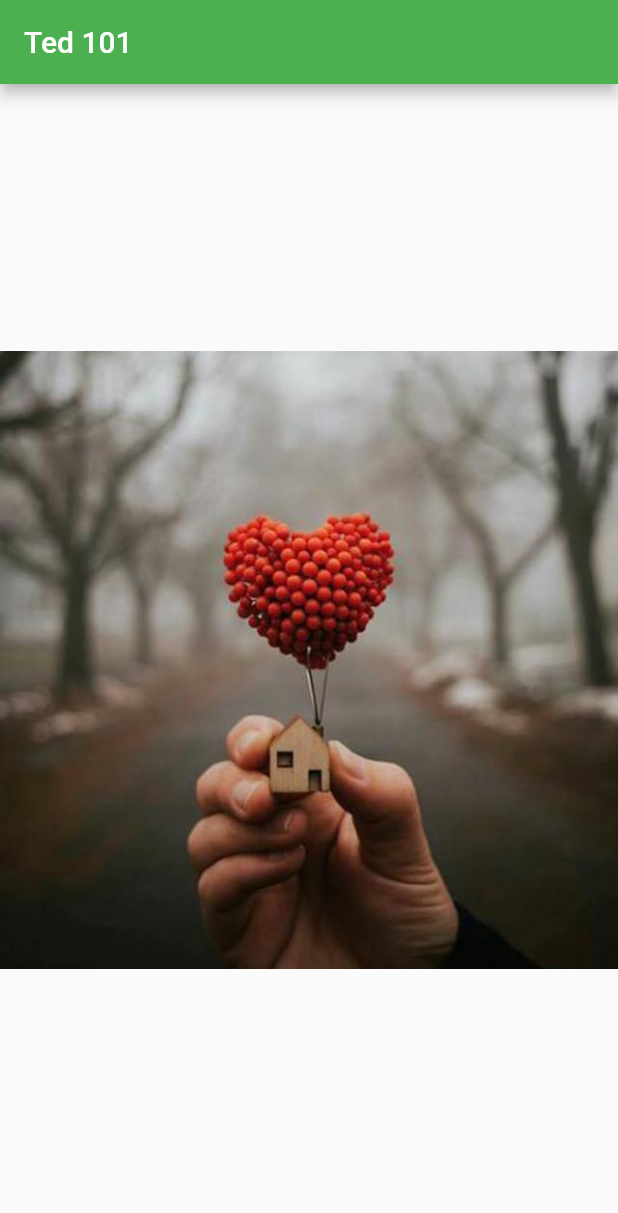
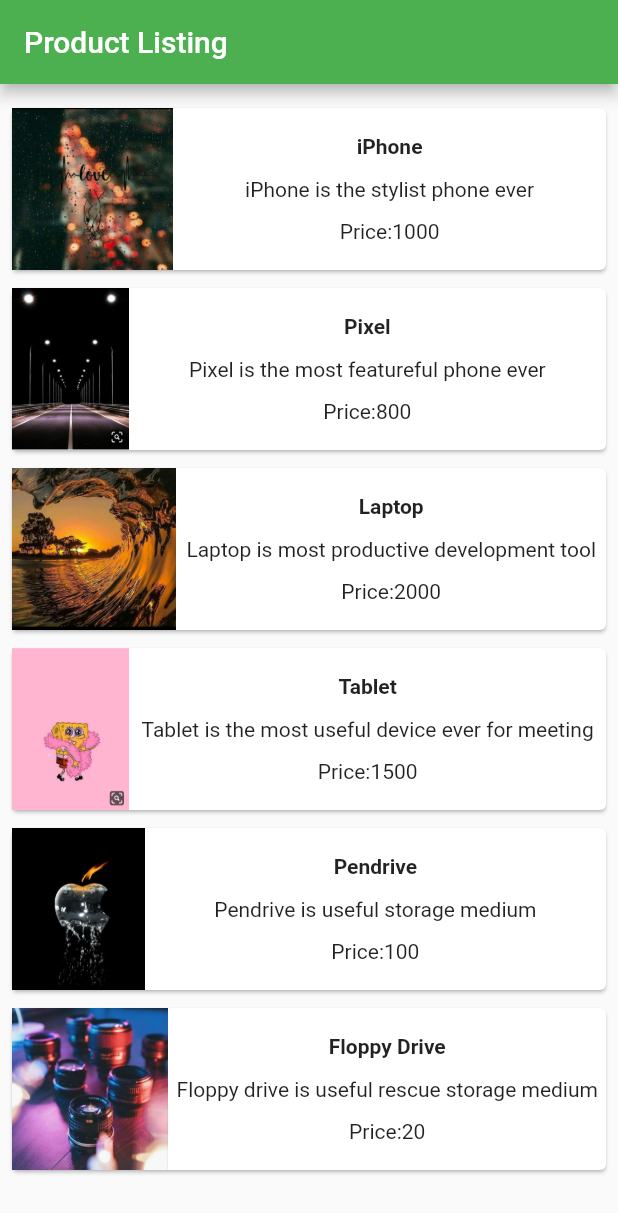
Before and after one commit to Ted523/flutterPrac, a Flutter app: the screen it shows after launch, on a phone screen of 412 x 824 dp. Shown: the top 1213 px of the screen. Run offline on Flutter 3.47's test engine with Material 2 defaults, Android fonts, the light colour scheme and no system bars.

Commit message:
Layouts Test

```diff
--- a/lib/main.dart
+++ b/lib/main.dart
@@ -11,7 +11,7 @@
       theme: ThemeData(
         primarySwatch: Colors.green,
       ),
-      home: MyHomePage(title: 'Ted 101'),
+      home: MyHomePage(title: 'Ted 101 Product Layout Demo'),
     );
   }
 }
@@ -23,11 +23,79 @@
   @override
   Widget build(BuildContext context) {
     return Scaffold(
-      appBar: AppBar
-        (title: Text(this.title),
+    appBar: AppBar(title: Text("Product Listing"),),
+    body: ListView(
+      shrinkWrap: true, padding: const EdgeInsets.fromLTRB(2.0, 10.0, 2.0, 10.0),
+      children: <Widget> [
+        ProductBox(
+          name: "iPhone",
+          description: "iPhone is the stylist phone ever",
+          price: 1000,
+          image: "iphone.png",
         ),
-    body: Center(child: Image.asset("assets/smiley.jpg")
-    ),
+        ProductBox(
+          name: "Pixel",
+          description: "Pixel is the most featureful phone ever",
+          price: 800,
+          image: "pixel.png",
+        ),
+        ProductBox(
+          name: "Laptop",
+          description: "Laptop is most productive development tool",
+          price: 2000,
+          image: "laptop.png",
+        ),
+        ProductBox(
+          name: "Tablet",
+          description: "Tablet is the most useful device ever for meeting",
+          price: 1500,
+          image: "tablet.png",
+        ),
+        ProductBox(
+          name: "Pendrive",
+          description: "Pendrive is useful storage medium",
+          price: 100,
+          image: "pendrive.png",
+        ),
+        ProductBox(
+          name: "Floppy Drive",
+          description: "Floppy drive is useful rescue storage medium",
+          price: 20,
+          image: "floppy.png",
+        ),
+      ]
+    )
     );
   }
 }
+
+class ProductBox extends StatelessWidget {
+  ProductBox({Key key, this.name, this.description, this.price, this.image})
+    :super(key: key);
+    final String name;
+    final String description;
+    final int price;
+    final String image;
+
+    Widget build(BuildContext context) {
+      return Container(
+        padding: EdgeInsets.all(2), height: 120, child: Card(
+          child: Row(
+            mainAxisAlignment: MainAxisAlignment.spaceEvenly, children: <Widget> [
+              Image.asset("assets/appimages/" + image), Expanded(
+                child: Container(
+                  padding: EdgeInsets.all(5), child: Column(
+                    mainAxisAlignment: MainAxisAlignment.spaceEvenly,
+                      children: <Widget>[
+                        Text(this.name, style: TextStyle(fontWeight:
+                          FontWeight.bold)), Text(this.description),
+                        Text("Price:" + this.price.toString()),
+                      ],
+                  )
+                ))
+            ]
+          )
+        )
+      );
+  }
+}
```
Also changed, not shown: pubspec.yaml (+7 -0 lines), assets/appimages/floppy.png (added), assets/appimages/iphone.png (added), assets/appimages/laptop.png (added), assets/appimages/pendrive.png (added), assets/appimages/pixel.png (added), assets/appimages/tablet.png (added).
